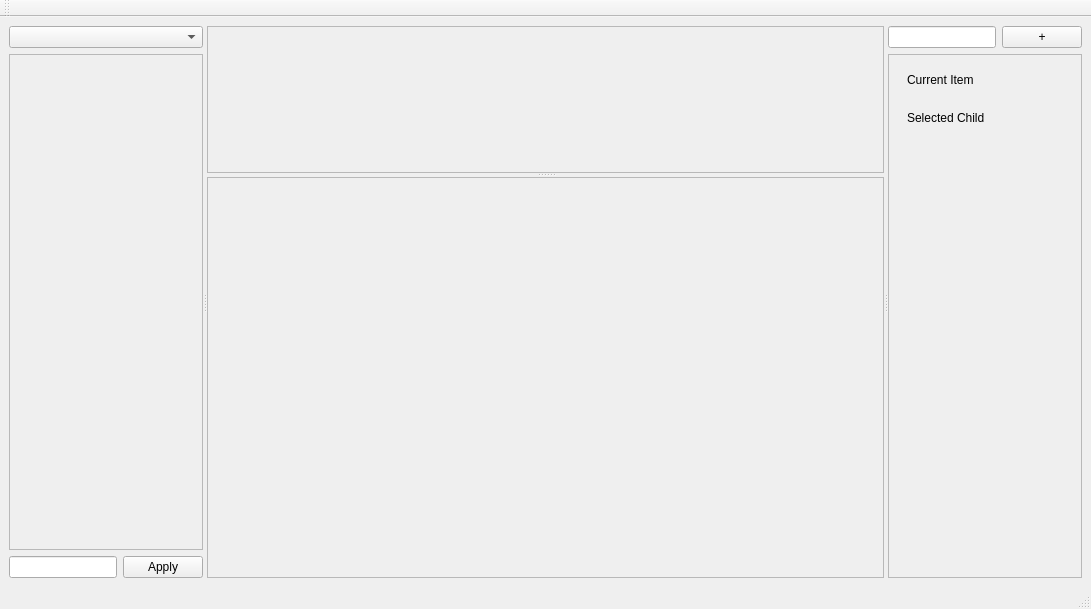
Qt form ctie/ctie.ui (buganini/cluto) before a commit.
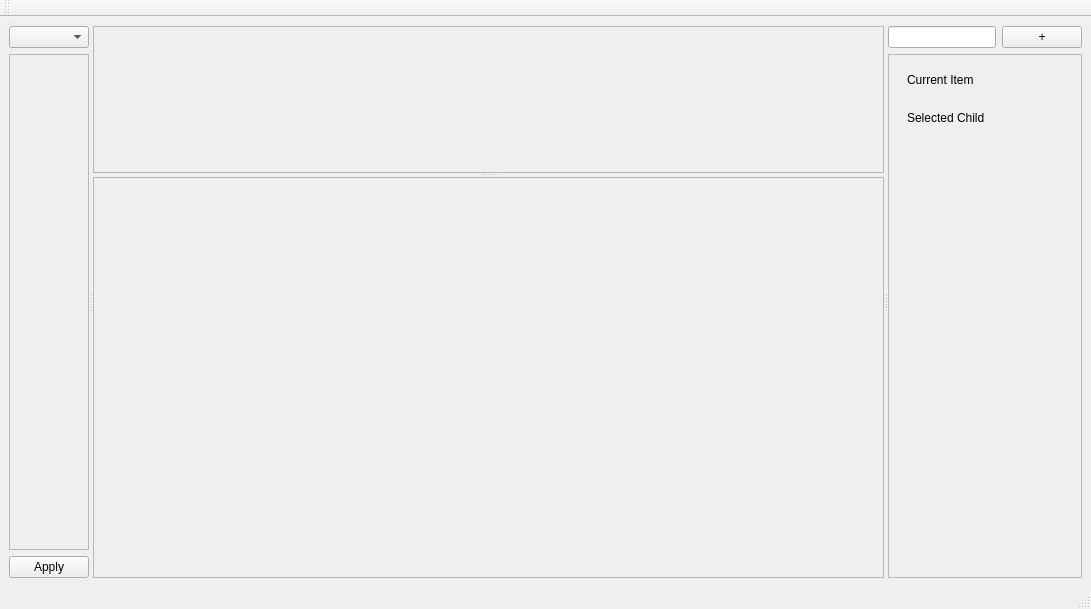
The same form after that commit.

```diff
--- a/ctie/ctie.ui
+++ b/ctie/ctie.ui
@@ -52,10 +52,16 @@
           <item>
            <layout class="QHBoxLayout" name="horizontalLayout_7">
             <item>
-             <widget class="QLineEdit" name="edit_filter"/>
+             <layout class="QVBoxLayout" name="items_settings"/>
             </item>
             <item>
-             <widget class="QPushButton" name="btn_filter">
+             <widget class="QPushButton" name="btn_apply">
+              <property name="sizePolicy">
+               <sizepolicy hsizetype="Maximum" vsizetype="Minimum">
+                <horstretch>0</horstretch>
+                <verstretch>0</verstretch>
+               </sizepolicy>
+              </property>
               <property name="text">
                <string>Apply</string>
               </property>
```
